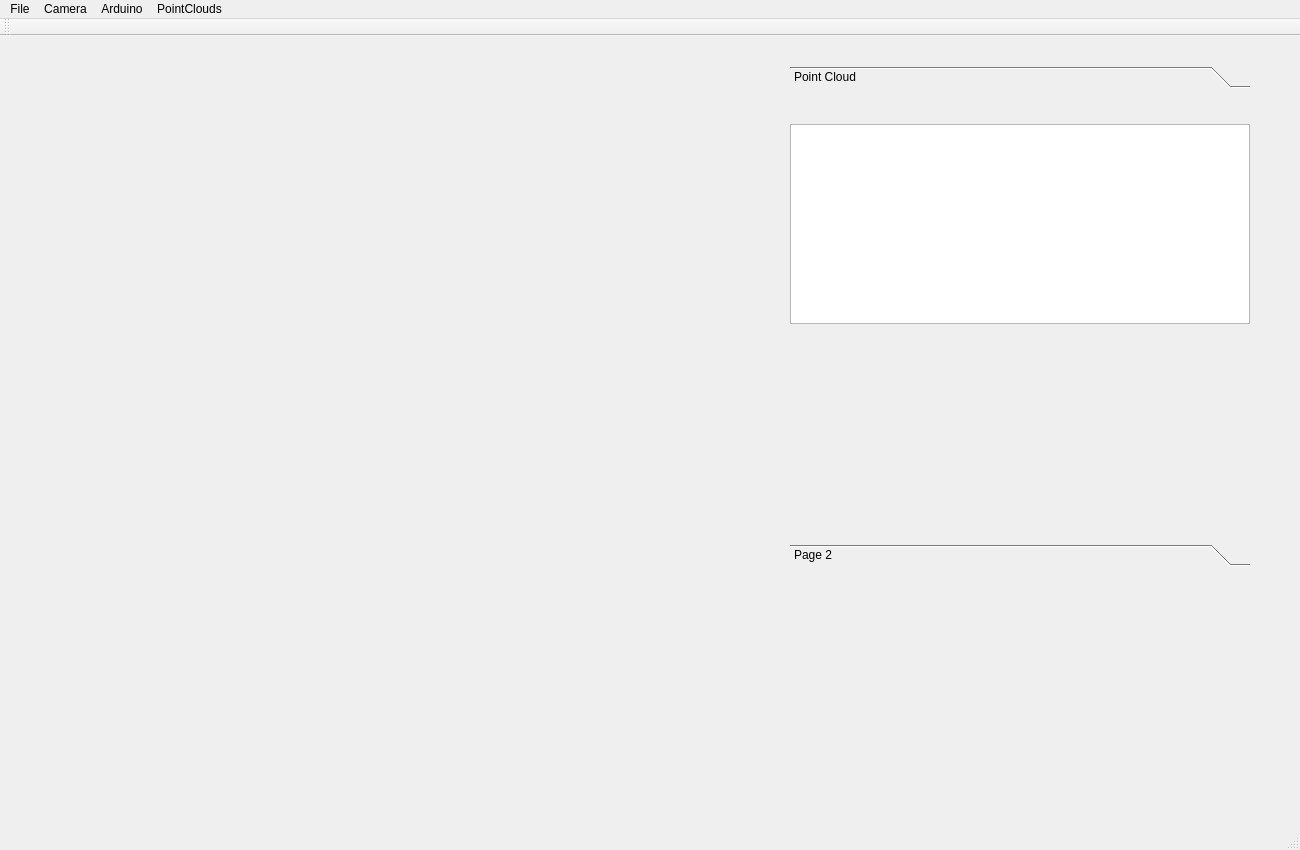
WSX741405/ITM_Auto_SCAN, file OBJ_Auto_SCAN/MainWindow.ui: the form before one commit.
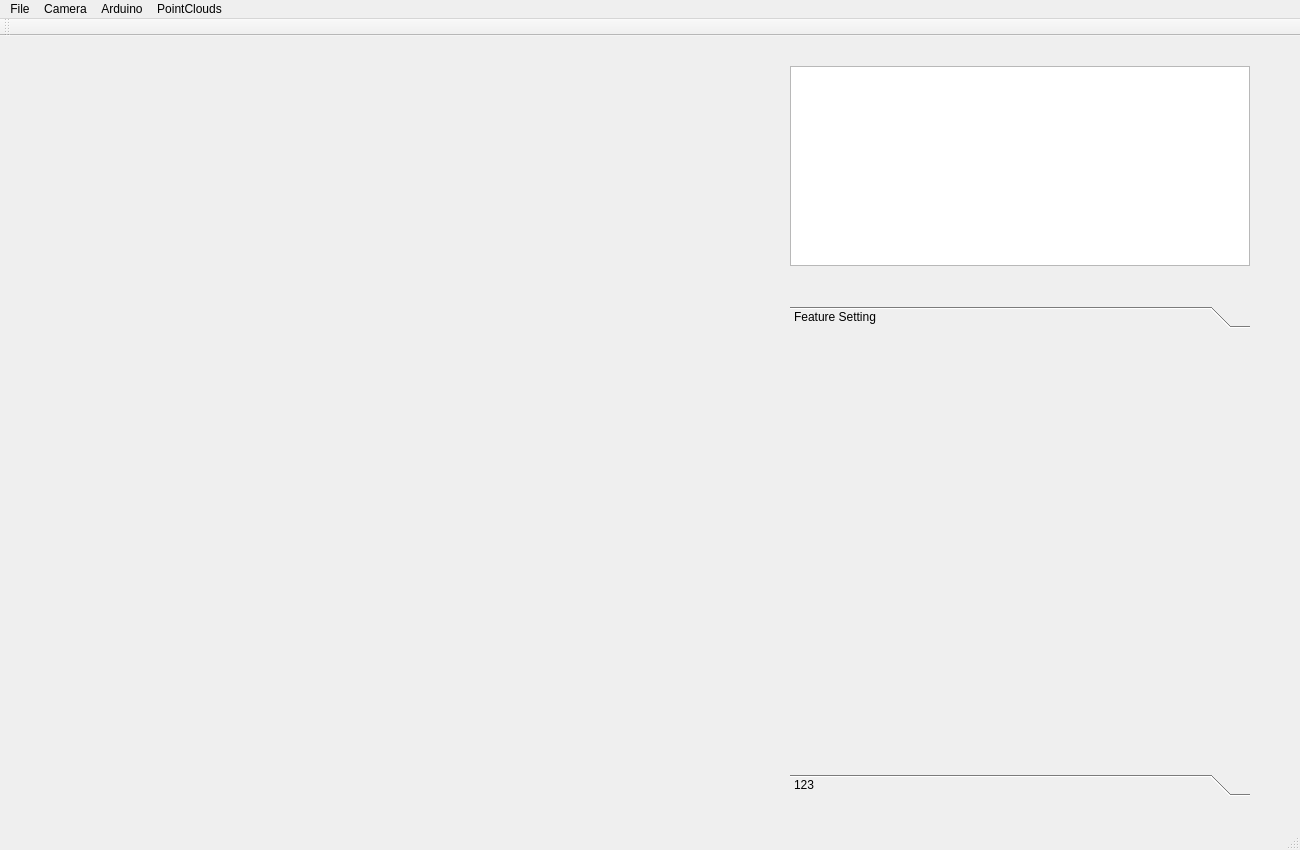
The form after the commit. The open tabs and pages were chosen to show the change. Custom widgets are drawn as their Qt base class.

The edit to the form file:
```diff
--- a/OBJ_Auto_SCAN/MainWindow.ui
+++ b/OBJ_Auto_SCAN/MainWindow.ui
@@ -28,9 +28,9 @@
     <property name="geometry">
      <rect>
       <x>790</x>
-      <y>30</y>
+      <y>270</y>
       <width>460</width>
-      <height>500</height>
+      <height>490</height>
      </rect>
     </property>
     <property name="currentIndex">
@@ -42,22 +42,12 @@
        <x>0</x>
        <y>0</y>
        <width>460</width>
-       <height>448</height>
+       <height>438</height>
       </rect>
      </property>
      <attribute name="label">
-      <string>Point Cloud</string>
+      <string>Feature Setting</string>
      </attribute>
-     <widget class="QTableWidget" name="_pointCloudTable">
-      <property name="geometry">
-       <rect>
-        <x>0</x>
-        <y>30</y>
-        <width>460</width>
-        <height>200</height>
-       </rect>
-      </property>
-     </widget>
     </widget>
     <widget class="QWidget" name="page_2">
      <property name="geometry">
@@ -69,10 +59,20 @@
       </rect>
      </property>
      <attribute name="label">
-      <string>Page 2</string>
+      <string>123</string>
      </attribute>
     </widget>
    </widget>
+   <widget class="QTableWidget" name="_pointCloudTable">
+    <property name="geometry">
+     <rect>
+      <x>790</x>
+      <y>30</y>
+      <width>460</width>
+      <height>200</height>
+     </rect>
+    </property>
+   </widget>
   </widget>
   <widget class="QMenuBar" name="menuBar">
    <property name="geometry">
```
Left out of the diff: 16 changed lines with no effect on the pictures.
